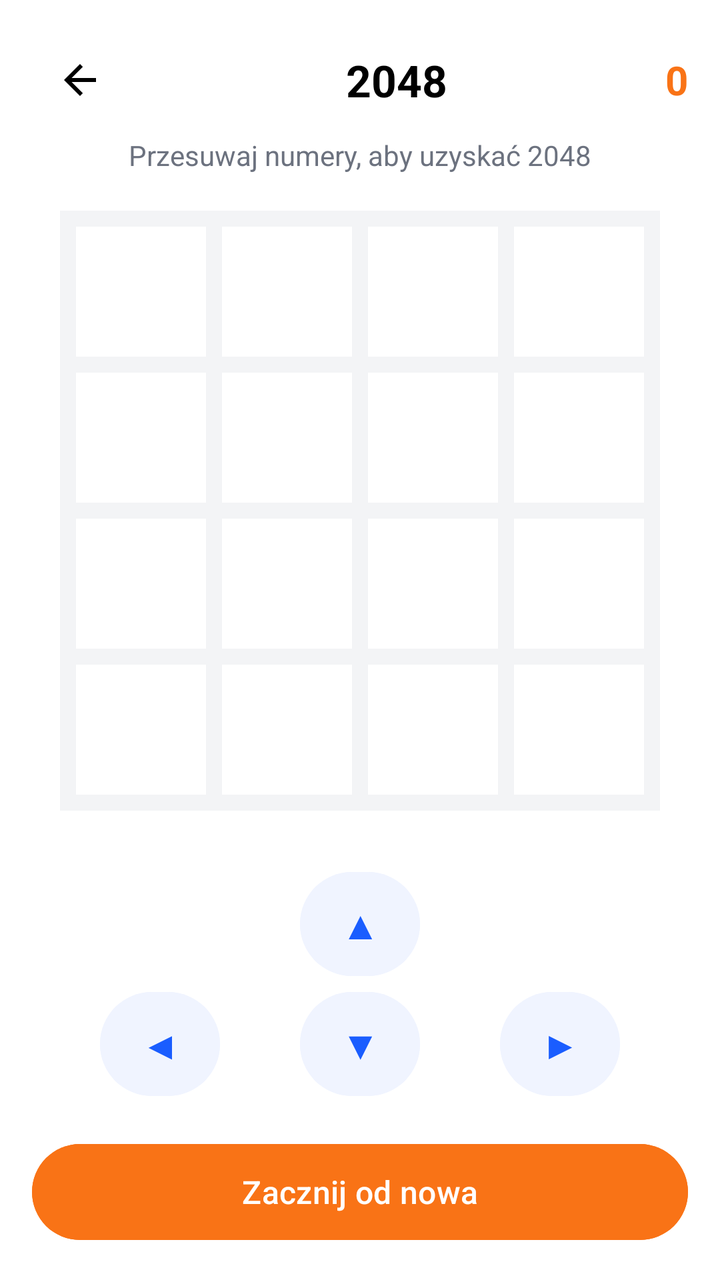
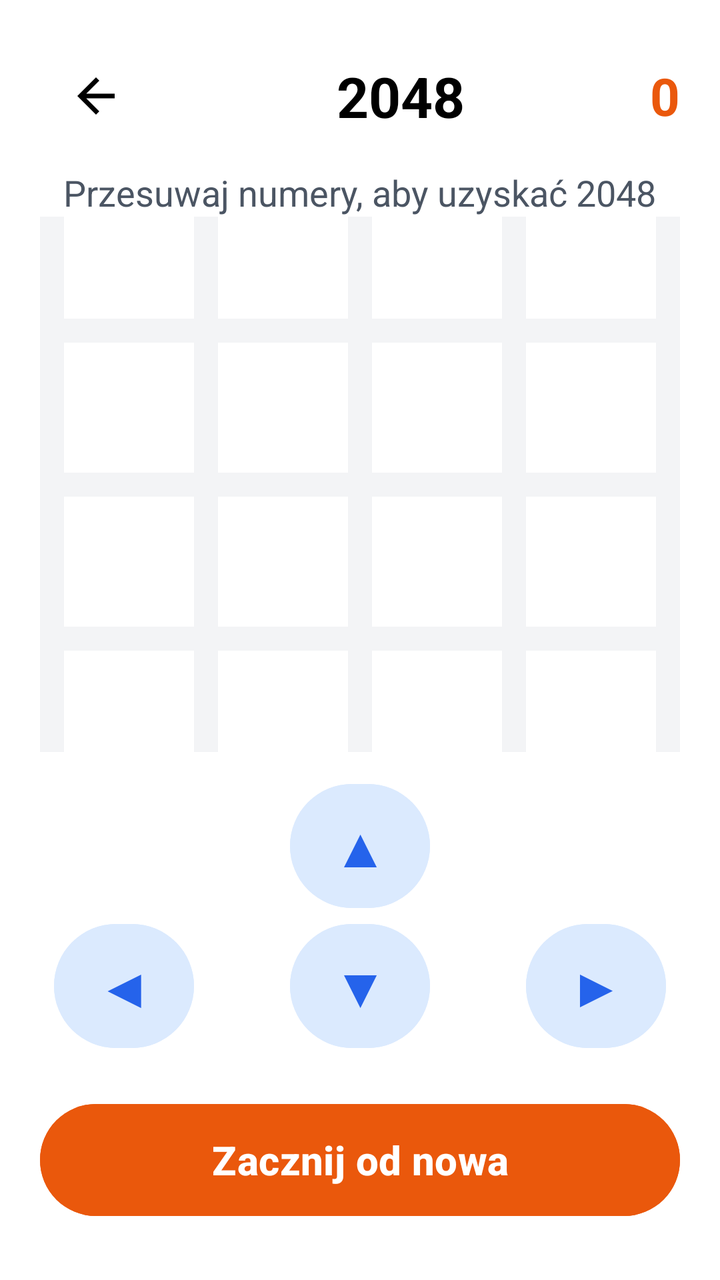

Two renders of the same Android screen: before a commit and after it. Below are the layout's source before the change and the commit's diff.
<!-- AndroidManifest.xml: application theme Theme.Fitnessapp -->
<!-- res/layout/activity_game2048.xml -->
<?xml version="1.0" encoding="utf-8"?>
<LinearLayout xmlns:android="http://schemas.android.com/apk/res/android"
    android:layout_width="match_parent"
    android:layout_height="match_parent"
    android:background="@color/white"
    android:orientation="vertical"
    android:padding="16dp">

    <LinearLayout
        android:layout_width="match_parent"
        android:layout_height="wrap_content"
        android:orientation="horizontal"
        android:gravity="center_vertical">

        <ImageView
            android:id="@+id/btn_back"
            android:layout_width="48dp"
            android:layout_height="48dp"
            android:padding="12dp"
            android:src="@drawable/ic_back"
            android:tint="@color/black" />

        <TextView
            android:layout_width="0dp"
            android:layout_height="wrap_content"
            android:layout_weight="1"
            android:gravity="center"
            android:text="2048"
            android:textColor="@color/black"
            android:textSize="22sp"
            android:textStyle="bold" />

        <TextView
            android:id="@+id/tv_score"
            android:layout_width="wrap_content"
            android:layout_height="wrap_content"
            android:text="0"
            android:textColor="@color/orange_icon"
            android:textSize="20sp"
            android:textStyle="bold" />
    </LinearLayout>

    <TextView
        android:layout_width="wrap_content"
        android:layout_height="wrap_content"
        android:layout_gravity="center"
        android:layout_marginTop="4dp"
        android:text="Przesuwaj numery, aby uzyskać 2048"
        android:textColor="@color/gray_text"
        android:textSize="14sp" />

    <LinearLayout
        android:layout_width="match_parent"
        android:layout_height="0dp"
        android:layout_weight="1"
        android:gravity="center"
        android:orientation="vertical">

        <TableLayout
            android:id="@+id/grid_table"
            android:layout_width="300dp"
            android:layout_height="300dp"
            android:background="@color/light_gray_bg"
            android:padding="4dp"
            android:shrinkColumns="*"
            android:stretchColumns="*">

            <TableRow android:layout_weight="1">
                <TextView android:id="@+id/cell_00" style="@style/GameCell" />
                <TextView android:id="@+id/cell_01" style="@style/GameCell" />
                <TextView android:id="@+id/cell_02" style="@style/GameCell" />
                <TextView android:id="@+id/cell_03" style="@style/GameCell" />
            </TableRow>
            <TableRow android:layout_weight="1">
                <TextView android:id="@+id/cell_10" style="@style/GameCell" />
                <TextView android:id="@+id/cell_11" style="@style/GameCell" />
                <TextView android:id="@+id/cell_12" style="@style/GameCell" />
                <TextView android:id="@+id/cell_13" style="@style/GameCell" />
            </TableRow>
            <TableRow android:layout_weight="1">
                <TextView android:id="@+id/cell_20" style="@style/GameCell" />
                <TextView android:id="@+id/cell_21" style="@style/GameCell" />
                <TextView android:id="@+id/cell_22" style="@style/GameCell" />
                <TextView android:id="@+id/cell_23" style="@style/GameCell" />
            </TableRow>
            <TableRow android:layout_weight="1">
                <TextView android:id="@+id/cell_30" style="@style/GameCell" />
                <TextView android:id="@+id/cell_31" style="@style/GameCell" />
                <TextView android:id="@+id/cell_32" style="@style/GameCell" />
                <TextView android:id="@+id/cell_33" style="@style/GameCell" />
            </TableRow>
        </TableLayout>

    </LinearLayout>

    <LinearLayout
        android:layout_width="match_parent"
        android:layout_height="wrap_content"
        android:orientation="horizontal"
        android:gravity="center"
        android:layout_marginTop="8dp">

        <Button
            android:id="@+id/btn_up"
            android:layout_width="60dp"
            android:layout_height="60dp"
            android:text="▲"
            android:textSize="20sp"
            android:backgroundTint="@color/light_blue_bg"
            android:textColor="@color/blue_primary" />

    </LinearLayout>

    <LinearLayout
        android:layout_width="match_parent"
        android:layout_height="wrap_content"
        android:orientation="horizontal"
        android:gravity="center">

        <Button
            android:id="@+id/btn_left"
            android:layout_width="60dp"
            android:layout_height="60dp"
            android:text="◀"
            android:textSize="20sp"
            android:backgroundTint="@color/light_blue_bg"
            android:textColor="@color/blue_primary" />

        <Button
            android:id="@+id/btn_down"
            android:layout_width="60dp"
            android:layout_height="60dp"
            android:layout_marginStart="40dp"
            android:layout_marginEnd="40dp"
            android:text="▼"
            android:textSize="20sp"
            android:backgroundTint="@color/light_blue_bg"
            android:textColor="@color/blue_primary" />

        <Button
            android:id="@+id/btn_right"
            android:layout_width="60dp"
            android:layout_height="60dp"
            android:text="▶"
            android:textSize="20sp"
            android:backgroundTint="@color/light_blue_bg"
            android:textColor="@color/blue_primary" />

    </LinearLayout>

    <Button
        android:id="@+id/btn_restart"
        android:layout_width="match_parent"
        android:layout_height="56dp"
        android:layout_marginTop="16dp"
        android:backgroundTint="@color/orange_icon"
        android:text="Zacznij od nowa"
        android:textColor="@color/white"
        android:textSize="16sp" />

</LinearLayout>
<!-- resources referenced by this layout -->
<resources>
  <color name="black">#FF000000</color>
  <color name="blue_primary">#1A5DFF</color>
  <color name="gray_text">#6C727F</color>
  <color name="light_blue_bg">#F0F4FF</color>
  <color name="light_gray_bg">#F3F4F6</color>
  <color name="orange_icon">#F97316</color>
  <color name="white">#FFFFFFFF</color>
  <!-- drawable ic_back (drawable) -->
  <vector xmlns:android="http://schemas.android.com/apk/res/android"
      android:width="24dp"
      android:height="24dp"
      android:viewportWidth="24"
      android:viewportHeight="24">
      <path
          android:fillColor="#000000"
          android:pathData="M20,11H7.83l5.59,-5.59L12,4l-8,8 8,8 1.41,-1.41L7.83,13H20v-2z"/>
  </vector>
  <style name="GameCell">
          <item name="android:layout_width">0dp</item>
          <item name="android:layout_height">match_parent</item>
          <item name="android:layout_weight">1</item>
          <item name="android:layout_margin">4dp</item>
          <item name="android:background">@color/white</item>
          <item name="android:gravity">center</item>
          <item name="android:textSize">28sp</item>
          <item name="android:textStyle">bold</item>
          <item name="android:textColor">@color/black</item>
      </style>
  <style name="Theme.Fitnessapp" parent="Base.Theme.Fitnessapp" />
  <style name="Base.Theme.Fitnessapp" parent="Theme.Material3.DayNight.NoActionBar">
          
          
      </style>
</resources>

<!-- the commit's change to res/layout/activity_game2048.xml (unified diff, before → after) -->
@@ -4,7 +4,7 @@
     android:layout_height="match_parent"
     android:background="@color/white"
     android:orientation="vertical"
-    android:padding="16dp">
+    android:padding="20dp">
 
     <LinearLayout
         android:layout_width="match_parent"
@@ -14,9 +14,9 @@
 
         <ImageView
             android:id="@+id/btn_back"
-            android:layout_width="48dp"
-            android:layout_height="48dp"
-            android:padding="12dp"
+            android:layout_width="56dp"
+            android:layout_height="56dp"
+            android:padding="14dp"
             android:src="@drawable/ic_back"
             android:tint="@color/black" />
 
@@ -27,7 +27,7 @@
             android:gravity="center"
             android:text="2048"
             android:textColor="@color/black"
-            android:textSize="22sp"
+            android:textSize="28sp"
             android:textStyle="bold" />
 
         <TextView
@@ -36,7 +36,7 @@
             android:layout_height="wrap_content"
             android:text="0"
             android:textColor="@color/orange_icon"
-            android:textSize="20sp"
+            android:textSize="26sp"
             android:textStyle="bold" />
     </LinearLayout>
 
@@ -44,10 +44,10 @@
         android:layout_width="wrap_content"
         android:layout_height="wrap_content"
         android:layout_gravity="center"
-        android:layout_marginTop="4dp"
+        android:layout_marginTop="8dp"
         android:text="Przesuwaj numery, aby uzyskać 2048"
         android:textColor="@color/gray_text"
-        android:textSize="14sp" />
+        android:textSize="18sp" />
 
     <LinearLayout
         android:layout_width="match_parent"
@@ -58,10 +58,10 @@
 
         <TableLayout
             android:id="@+id/grid_table"
-            android:layout_width="300dp"
-            android:layout_height="300dp"
+            android:layout_width="320dp"
+            android:layout_height="320dp"
             android:background="@color/light_gray_bg"
-            android:padding="4dp"
+            android:padding="6dp"
             android:shrinkColumns="*"
             android:stretchColumns="*">
 
@@ -98,14 +98,14 @@
         android:layout_height="wrap_content"
         android:orientation="horizontal"
         android:gravity="center"
-        android:layout_marginTop="8dp">
+        android:layout_marginTop="12dp">
 
         <Button
             android:id="@+id/btn_up"
-            android:layout_width="60dp"
-            android:layout_height="60dp"
+            android:layout_width="70dp"
+            android:layout_height="70dp"
             android:text="▲"
-            android:textSize="20sp"
+            android:textSize="28sp"
             android:backgroundTint="@color/light_blue_bg"
             android:textColor="@color/blue_primary" />
 
@@ -119,30 +119,30 @@
 
         <Button
             android:id="@+id/btn_left"
-            android:layout_width="60dp"
-            android:layout_height="60dp"
+            android:layout_width="70dp"
+            android:layout_height="70dp"
             android:text="◀"
-            android:textSize="20sp"
+            android:textSize="28sp"
             android:backgroundTint="@color/light_blue_bg"
             android:textColor="@color/blue_primary" />
 
         <Button
             android:id="@+id/btn_down"
-            android:layout_width="60dp"
-            android:layout_height="60dp"
-            android:layout_marginStart="40dp"
-            android:layout_marginEnd="40dp"
+            android:layout_width="70dp"
+            android:layout_height="70dp"
+            android:layout_marginStart="48dp"
+            android:layout_marginEnd="48dp"
             android:text="▼"
-            android:textSize="20sp"
+            android:textSize="28sp"
             android:backgroundTint="@color/light_blue_bg"
             android:textColor="@color/blue_primary" />
 
         <Button
             android:id="@+id/btn_right"
-            android:layout_width="60dp"
-            android:layout_height="60dp"
+            android:layout_width="70dp"
+            android:layout_height="70dp"
             android:text="▶"
-            android:textSize="20sp"
+            android:textSize="28sp"
             android:backgroundTint="@color/light_blue_bg"
             android:textColor="@color/blue_primary" />
 
@@ -151,11 +151,13 @@
     <Button
         android:id="@+id/btn_restart"
         android:layout_width="match_parent"
-        android:layout_height="56dp"
-        android:layout_marginTop="16dp"
+        android:layout_height="64dp"
+        android:layout_marginTop="20dp"
+        android:layout_marginBottom="8dp"
         android:backgroundTint="@color/orange_icon"
         android:text="Zacznij od nowa"
         android:textColor="@color/white"
-        android:textSize="16sp" />
+        android:textSize="20sp"
+        android:textStyle="bold" />
 
 </LinearLayout>
<!-- resource entries referenced after the edit -->
@@ -1,11 +1,11 @@
 <!-- resources referenced by this layout -->
 <resources>
   <color name="black">#FF000000</color>
-  <color name="blue_primary">#1A5DFF</color>
-  <color name="gray_text">#6C727F</color>
-  <color name="light_blue_bg">#F0F4FF</color>
+  <color name="blue_primary">#2563EB</color>
+  <color name="gray_text">#4B5563</color>
+  <color name="light_blue_bg">#DBEAFE</color>
   <color name="light_gray_bg">#F3F4F6</color>
-  <color name="orange_icon">#F97316</color>
+  <color name="orange_icon">#EA580C</color>
   <color name="white">#FFFFFFFF</color>
   <!-- drawable ic_back (drawable) -->
   <vector xmlns:android="http://schemas.android.com/apk/res/android"
@@ -21,10 +21,10 @@
           <item name="android:layout_width">0dp</item>
           <item name="android:layout_height">match_parent</item>
           <item name="android:layout_weight">1</item>
-          <item name="android:layout_margin">4dp</item>
+          <item name="android:layout_margin">6dp</item>
           <item name="android:background">@color/white</item>
           <item name="android:gravity">center</item>
-          <item name="android:textSize">28sp</item>
+          <item name="android:textSize">32sp</item>
           <item name="android:textStyle">bold</item>
           <item name="android:textColor">@color/black</item>
       </style>
